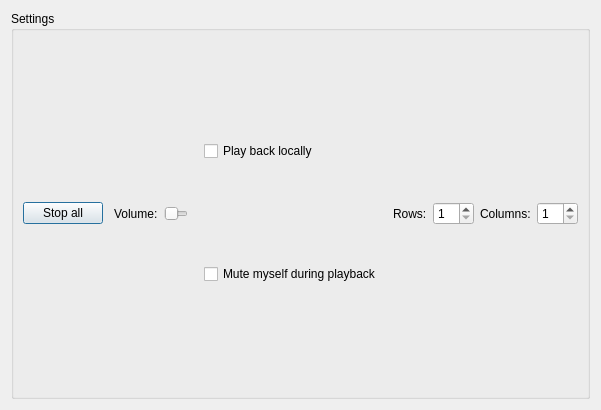
This is src/config_qt.ui in MGraefe/RP-Soundboard as Qt 5 draws it before an edit. The edited form follows.
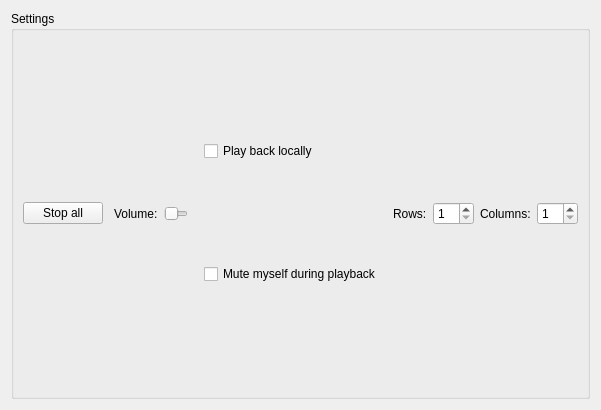
This is the edited form. Icons and pictures are not drawn.

```diff
--- a/src/config_qt.ui
+++ b/src/config_qt.ui
@@ -1,7 +1,7 @@
 <?xml version="1.0" encoding="UTF-8"?>
 <ui version="4.0">
  <class>ConfigQt</class>
- <widget class="QDialog" name="ConfigQt">
+ <widget class="QWidget" name="ConfigQt">
   <property name="windowModality">
    <enum>Qt::NonModal</enum>
   </property>
@@ -25,12 +25,6 @@
   <property name="locale">
    <locale language="English" country="UnitedStates"/>
   </property>
-  <property name="sizeGripEnabled">
-   <bool>false</bool>
-  </property>
-  <property name="modal">
-   <bool>false</bool>
-  </property>
   <layout class="QVBoxLayout" name="verticalLayout_2">
    <item>
     <layout class="QVBoxLayout" name="verticalLayout">
```
Left out of the diff: 8 changed lines with no effect on the pictures.
